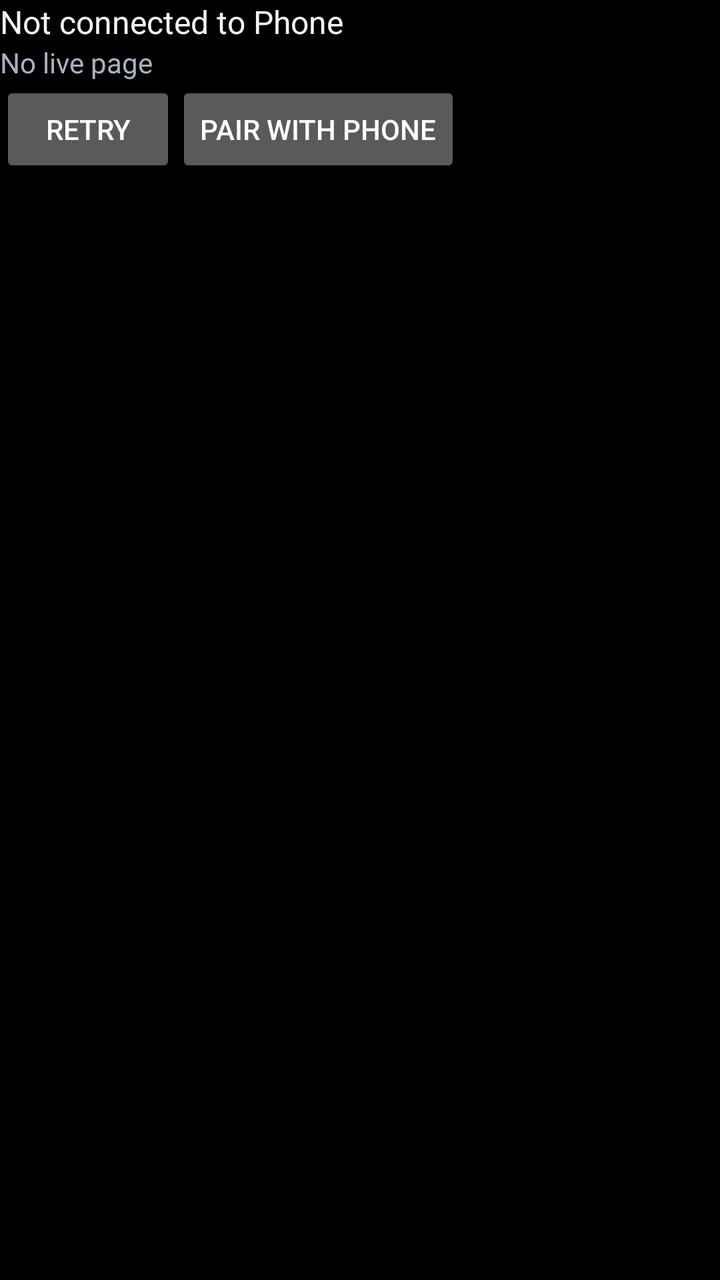
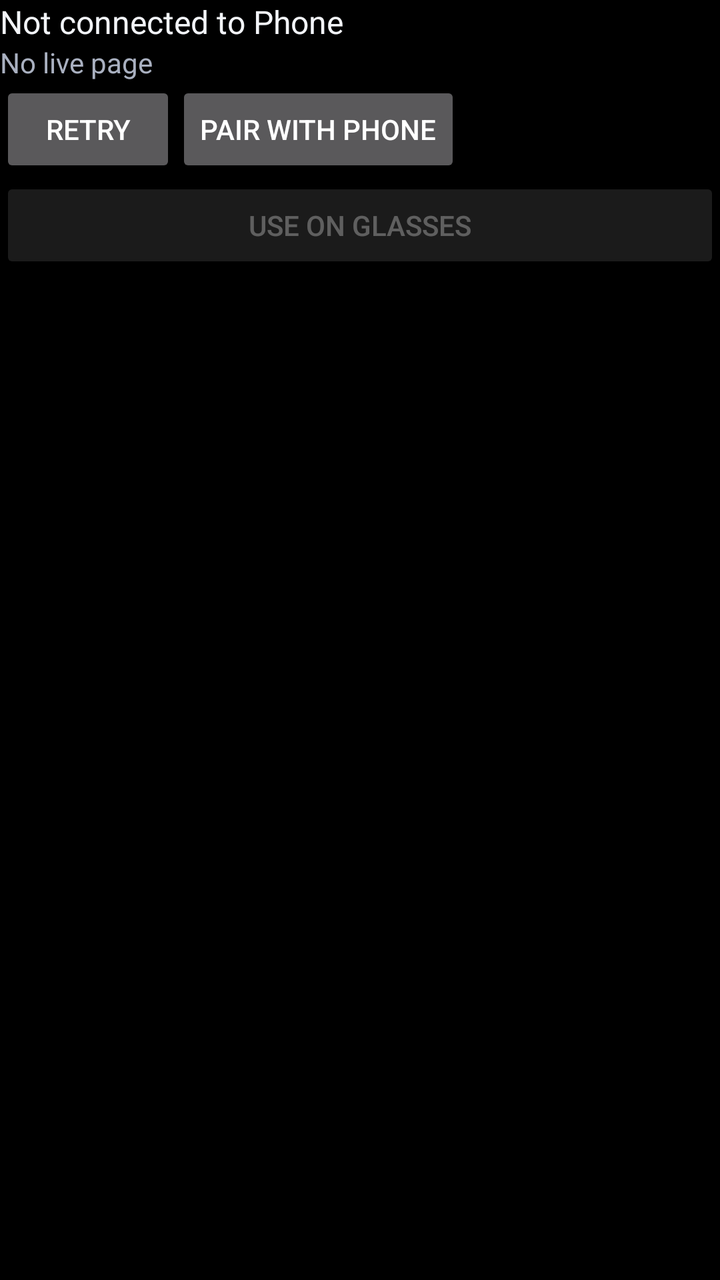

Compare the two renders of this Android layout. The source of the first and the diff that turns it into the second are given below.
<!-- AndroidManifest.xml: application theme Theme.EyeBrowseRg -->
<!-- res/layout/activity_main.xml -->
<?xml version="1.0" encoding="utf-8"?>
<LinearLayout xmlns:android="http://schemas.android.com/apk/res/android"
    android:id="@+id/rg_root" android:layout_width="match_parent" android:layout_height="match_parent"
    android:orientation="vertical" android:background="@android:color/black">
    <TextView android:id="@+id/rg_status" android:layout_width="match_parent" android:layout_height="wrap_content"
        android:maxLines="1" android:ellipsize="end" android:text="@string/rg_status" android:textColor="@color/rg_text_primary" android:textSize="16sp" />
    <TextView android:id="@+id/rg_detail" android:layout_width="match_parent" android:layout_height="wrap_content"
        android:maxLines="1" android:ellipsize="end" android:text="@string/rg_location_empty" android:textColor="@color/rg_text_secondary" />
    <LinearLayout android:layout_width="match_parent" android:layout_height="wrap_content" android:orientation="horizontal">
        <Button android:id="@+id/rg_retry" android:layout_width="wrap_content" android:layout_height="wrap_content" android:text="@string/rg_retry" />
        <Button android:id="@+id/button_scan_pair" android:layout_width="wrap_content" android:layout_height="wrap_content" android:text="@string/rg_action_scan_pair" />
    </LinearLayout>
    <ImageView android:id="@+id/rg_page" android:layout_width="match_parent" android:layout_height="0dp"
        android:layout_weight="1" android:scaleType="center" android:contentDescription="@string/rg_page_description" />
</LinearLayout>
<!-- resources referenced by this layout -->
<resources>
  <color name="rg_text_primary">#F2F4F8</color>
  <color name="rg_text_secondary">#A9B0C0</color>
  <string name="rg_action_scan_pair">Pair with Phone</string>
  <string name="rg_location_empty">No live page</string>
  <string name="rg_page_description">Live Phone page</string>
  <string name="rg_retry">Retry</string>
  <string name="rg_status">Not connected to Phone</string>
  <style name="Theme.EyeBrowseRg" parent="android:Theme.Material.NoActionBar">
          <item name="android:windowBackground">@color/rg_background</item>
          <item name="android:statusBarColor">@android:color/transparent</item>
          <item name="android:navigationBarColor">@android:color/transparent</item>
      </style>
  <color name="rg_background">#101216</color>
</resources>

<!-- the commit's change to res/layout/activity_main.xml (unified diff, before → after) -->
@@ -10,6 +10,13 @@
         <Button android:id="@+id/rg_retry" android:layout_width="wrap_content" android:layout_height="wrap_content" android:text="@string/rg_retry" />
         <Button android:id="@+id/button_scan_pair" android:layout_width="wrap_content" android:layout_height="wrap_content" android:text="@string/rg_action_scan_pair" />
     </LinearLayout>
+    <Button android:id="@+id/rg_handoff" android:layout_width="match_parent" android:layout_height="48dp"
+        android:text="@string/use_on_glasses" android:enabled="false" android:maxLines="1" />
+    <LinearLayout android:id="@+id/rg_navigation" android:layout_width="match_parent" android:layout_height="48dp" android:orientation="horizontal" android:visibility="invisible">
+        <Button android:id="@+id/rg_back" android:layout_width="0dp" android:layout_weight="1" android:layout_height="match_parent" android:text="@string/browser_back" android:maxLines="1" android:textSize="12sp" />
+        <Button android:id="@+id/rg_forward" android:layout_width="0dp" android:layout_weight="1" android:layout_height="match_parent" android:text="@string/browser_forward" android:maxLines="1" android:textSize="12sp" />
+        <Button android:id="@+id/rg_reload" android:layout_width="0dp" android:layout_weight="1" android:layout_height="match_parent" android:text="@string/browser_reload" android:maxLines="1" android:textSize="12sp" />
+    </LinearLayout>
     <ImageView android:id="@+id/rg_page" android:layout_width="match_parent" android:layout_height="0dp"
         android:layout_weight="1" android:scaleType="center" android:contentDescription="@string/rg_page_description" />
 </LinearLayout>
<!-- resource entries referenced after the edit -->
@@ -2,11 +2,15 @@
 <resources>
   <color name="rg_text_primary">#F2F4F8</color>
   <color name="rg_text_secondary">#A9B0C0</color>
+  <string name="browser_back">Back</string>
+  <string name="browser_forward">Forward</string>
+  <string name="browser_reload">Reload</string>
   <string name="rg_action_scan_pair">Pair with Phone</string>
   <string name="rg_location_empty">No live page</string>
   <string name="rg_page_description">Live Phone page</string>
   <string name="rg_retry">Retry</string>
   <string name="rg_status">Not connected to Phone</string>
+  <string name="use_on_glasses">Use on glasses</string>
   <style name="Theme.EyeBrowseRg" parent="android:Theme.Material.NoActionBar">
           <item name="android:windowBackground">@color/rg_background</item>
           <item name="android:statusBarColor">@android:color/transparent</item>
